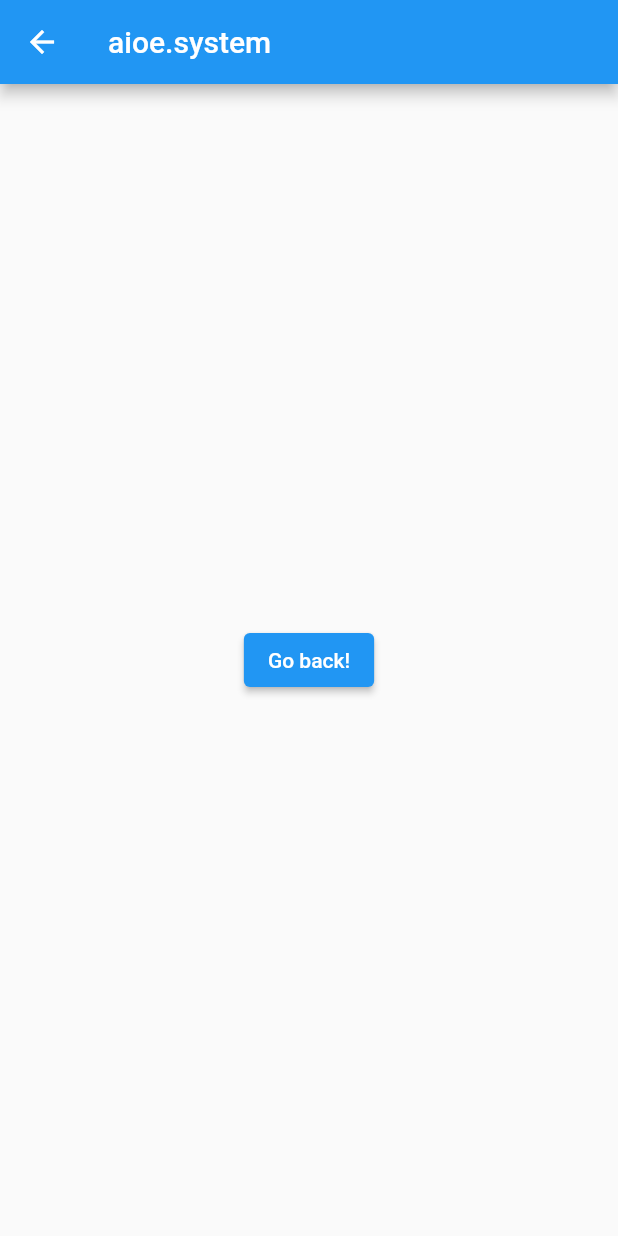
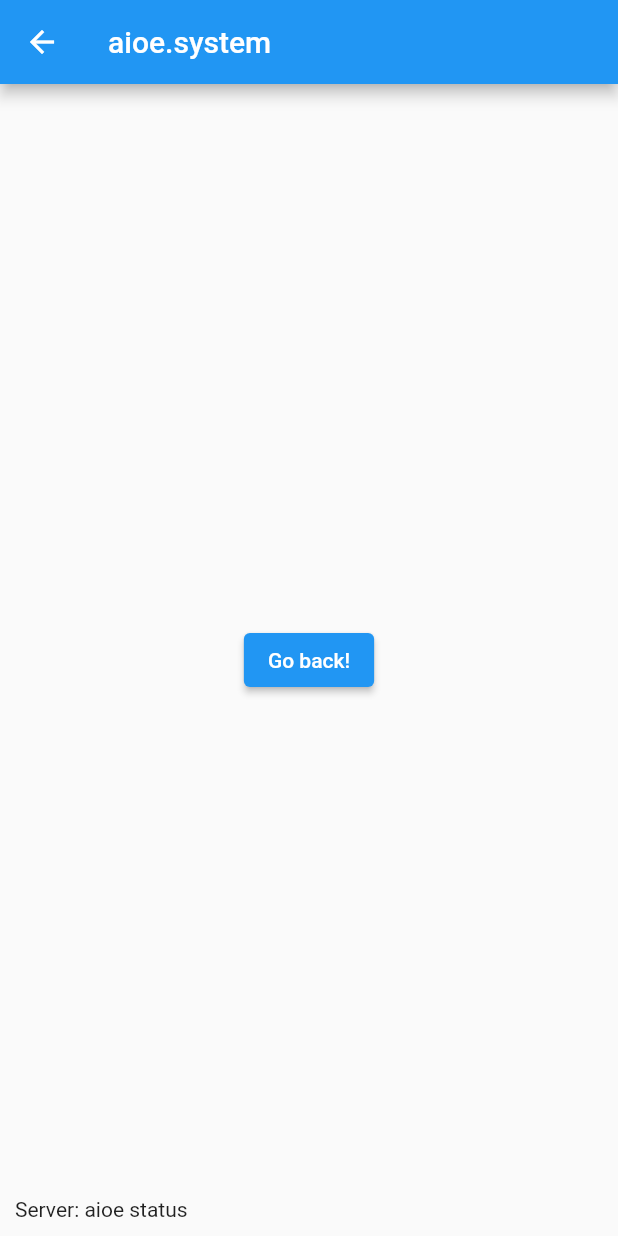
Before and after one commit to ssolon/panoply, a Flutter app: the screen it shows after launch, after a tap on "aioe.system", on a phone screen of 412 x 824 dp. Run offline on Flutter 3.47's test engine with Material 2 defaults, Android fonts, the phone set to English and light mode, and no system bars; our stand-ins replace loggy.

Commit message:
Add server status as bottom sheet using provider

```diff
--- a/lib/main.dart
+++ b/lib/main.dart
@@ -1,11 +1,21 @@
 import 'package:loggy/loggy.dart';
 import 'package:flutter/material.dart';
+import 'package:panoply/services/news_service.dart';
+import 'package:panoply/services/nntp_server.dart';
 import 'package:panoply/views/headers.dart';
+import 'package:panoply/views/server_status.dart';
+import 'package:provider/provider.dart';
 
 void main() {
   Loggy.initLoggy();
-  runApp(const MyApp());
+  runApp(
+      ChangeNotifierProvider(
+        create: (context) => NewsService(NntpServer('aioe', 'nntp.aioe.org')),
+        child: const MyApp()),
+      );
 }
+
+const kBodyEdgeInsets = 10.0;
 
 class MyApp extends StatelessWidget {
   const MyApp({Key? key}) : super(key: key);
@@ -27,7 +37,7 @@ class MyApp extends StatelessWidget {
         // is not restarted.
         primarySwatch: Colors.blue,
       ),
-      home: const MyHomePage(title: 'Groups'),
+      home: MyHomePage(title: 'Groups'),
     );
   }
 }
@@ -95,8 +105,6 @@ class _MyHomePageState extends State<MyHomePage> with UiLoggy {
     // fast, so that you can just rebuild anything that needs updating rather
     // than having to individually change instances of widgets.
 
-    const kBodyEdgeInsets = 10.0;
-
     return Scaffold(
       appBar: AppBar(
         // Here we take the value from the MyHomePage object that was created by
@@ -109,6 +117,10 @@ class _MyHomePageState extends State<MyHomePage> with UiLoggy {
             children: _buildSubscriptionList(context),
         ),
       ),
+      bottomSheet: Container(
+          padding: EdgeInsets.all(kBodyEdgeInsets),
+          child: ServerStatus(),
+      ),
 
       floatingActionButton: FloatingActionButton(
         onPressed: _incrementCounter,
--- a/lib/services/news_server.dart
+++ /dev/null
@@ -1,8 +0,0 @@
-///
-/// Communicate with NNTP server and handle the actual news logic.
-///
-
-class NewsService {
-
-
-}
--- /dev/null
+++ b/lib/services/news_service.dart
@@ -0,0 +1,18 @@
+import 'package:flutter/foundation.dart';
+import 'package:panoply/services/nntp_server.dart';
+
+///
+/// Communicate with NNTP server and handle the actual news logic.
+///
+
+class NewsService extends ChangeNotifier {
+
+  NntpServer? primaryServer;
+  String status = 'status';
+
+  String get serverName => primaryServer?.name ?? '????';
+
+  NewsService(this.primaryServer);
+
+
+}
--- a/lib/views/headers.dart
+++ b/lib/views/headers.dart
@@ -1,7 +1,8 @@
-
-
 import 'package:flutter/material.dart';
 import 'package:loggy/loggy.dart';
+import 'package:panoply/views/server_status.dart';
+
+import '../main.dart';
 
 class HeaderList extends StatefulWidget {
   const HeaderList({Key? key, required this.group}) : super(key: key);
@@ -13,7 +14,6 @@ class HeaderList extends StatefulWidget {
 }
 
 class _HeaderListState extends State<HeaderList> with UiLoggy {
-
   @override
   Widget build(BuildContext context) {
     return Scaffold(
@@ -29,6 +29,10 @@ class _HeaderListState extends State<HeaderList> with UiLoggy {
           child: Text('Go back!'),
         ),
       ),
+      bottomSheet: Container(
+        padding: EdgeInsets.all(kBodyEdgeInsets),
+        child: ServerStatus(),
+      ),
     );
   }
 }
--- /dev/null
+++ b/lib/views/server_status.dart
@@ -0,0 +1,25 @@
+import 'package:flutter/material.dart';
+import 'package:loggy/loggy.dart';
+import 'package:panoply/services/news_service.dart';
+import 'package:provider/provider.dart';
+
+/// A status bar for our server connection
+
+class ServerStatus extends StatelessWidget {
+  const ServerStatus( {Key? key}) : super(key: key);
+
+  @override
+  Widget build(BuildContext context) {
+    return Consumer<NewsService> (
+      builder: (context, service, child) {
+        return Row(
+          mainAxisAlignment: MainAxisAlignment.start,
+          children: [
+            Text("Server: ${service.serverName}"),
+            Text(" ${service.status}"),
+          ],
+        );
+      }
+    );
+  }
+}
--- a/pubspec.yaml
+++ b/pubspec.yaml
@@ -28,6 +28,7 @@ environment:
 # versions available, run `flutter pub outdated`.
 dependencies:
   loggy: ^2.0.0+1
+  provider: ^5.0.0
 
   flutter:
     sdk: flutter
```
Also changed, not shown: pubspec.lock.
